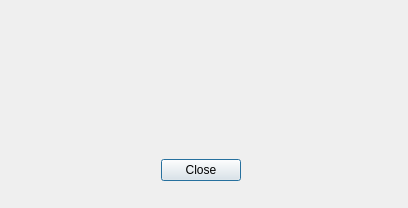
First picture: the form in rolldialog.ui, repository www10177/Restaurant-Randomer, before the edit.
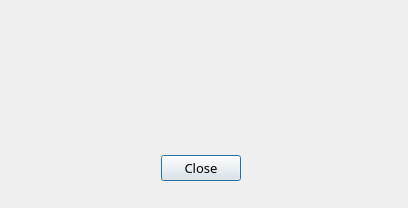
Second picture: the form after the edit.

```diff
--- a/rolldialog.ui
+++ b/rolldialog.ui
@@ -10,6 +10,18 @@
     <height>208</height>
    </rect>
   </property>
+  <property name="sizePolicy">
+   <sizepolicy hsizetype="Fixed" vsizetype="Fixed">
+    <horstretch>0</horstretch>
+    <verstretch>0</verstretch>
+   </sizepolicy>
+  </property>
+  <property name="font">
+   <font>
+    <family>微軟正黑體</family>
+    <pointsize>10</pointsize>
+   </font>
+  </property>
   <property name="contextMenuPolicy">
    <enum>Qt::ActionsContextMenu</enum>
   </property>
```
